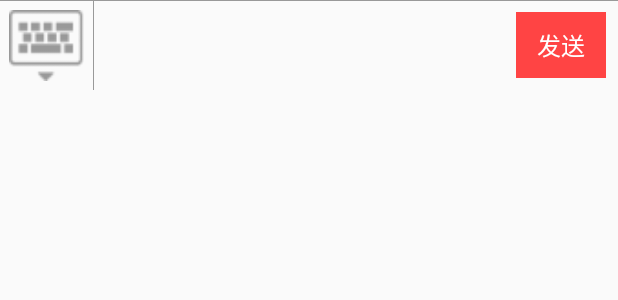
After one commit to ChaosWu/imooc, an Android app: the layout item_send_comment_layout.xml on its own in the app's theme, with its tools: preview values and no code run, on a phone screen of 412 x 824 dp. The commit adds this screen. Shown: the top 300 px of the screen. Run offline under Robolectric (Android 15) with nearby library versions, the phone set to English and light mode, and no system bars.

Commit message:
ADS add the comment function

```diff
--- /dev/null
+++ b/微信视频播放解密/app/src/main/res/layout/item_send_comment_layout.xml
@@ -0,0 +1,60 @@
+<?xml version="1.0" encoding="utf-8"?>
+<RelativeLayout
+    xmlns:android="http://schemas.android.com/apk/res/android"
+    android:layout_width="match_parent"
+    android:layout_height="60dp"
+    android:layout_alignParentBottom="true"
+    >
+
+    <View
+        android:id="@id/divider"
+        android:layout_width="match_parent"
+        android:layout_height="0.5dp"
+        android:background="@color/color_999999"
+        />
+
+    <ImageView
+        android:id="@+id/jianpan_view"
+        android:layout_width="50dp"
+        android:layout_height="50dp"
+        android:layout_below="@id/divider"
+        android:layout_margin="6dp"
+        android:background="@drawable/icon_jianpan"
+        />
+
+    <View
+        android:id="@+id/divider_2"
+        android:layout_width="0.5dp"
+        android:layout_height="match_parent"
+        android:layout_toRightOf="@id/jianpan_view"
+        android:background="@color/color_999999"
+        />
+
+    <EditText
+        android:id="@+id/comment_edit_view"
+        android:layout_width="match_parent"
+        android:layout_height="match_parent"
+        android:layout_centerVertical="true"
+        android:layout_margin="8dp"
+        android:layout_toRightOf="@id/divider_2"
+        android:background="@null"
+        android:paddingLeft="10dp"
+        android:textColor="@color/color_333333"
+        android:textSize="16sp"/>
+
+    <TextView
+        android:id="@+id/send_view"
+        android:layout_width="wrap_content"
+        android:layout_height="match_parent"
+        android:layout_alignParentRight="true"
+        android:layout_centerVertical="true"
+        android:layout_margin="8dp"
+        android:background="@color/color_ffff4444"
+        android:gravity="center"
+        android:paddingLeft="14dp"
+        android:paddingRight="14dp"
+        android:text="@string/send"
+        android:textColor="@color/white"
+        android:textSize="16sp"
+        />
+</RelativeLayout>
--- a/微信视频播放解密/app/src/main/res/values/strings.xml
+++ b/微信视频播放解密/app/src/main/res/values/strings.xml
@@ -63,6 +63,7 @@
     <string name="last_week_visti">最近一周课程查看人数:</string>
     <string name="owner">主人</string>
     <string name="guess_you_like">猜你喜欢</string>
+    <string name="send">发送</string>
 
     <!-- QR_Code -->
     <string name="button_ok">OK</string>
```
Also changed, not shown: 微信视频播放解密/app/src/main/java/com/youdu/activity/CourseDetailActivity.java (+46 -1 lines), 微信视频播放解密/app/src/main/java/com/youdu/adapter/CourseCommentAdapter.java (+9 -0 lines), 微信视频播放解密/app/src/main/java/com/youdu/util/Util.java (+20 -0 lines), 微信视频播放解密/app/src/main/res/layout/activity_course_detail_layout.xml (+74 -3 lines), 微信视频播放解密/app/src/main/res/drawable-xhdpi/icon_jianpan.png (added).
